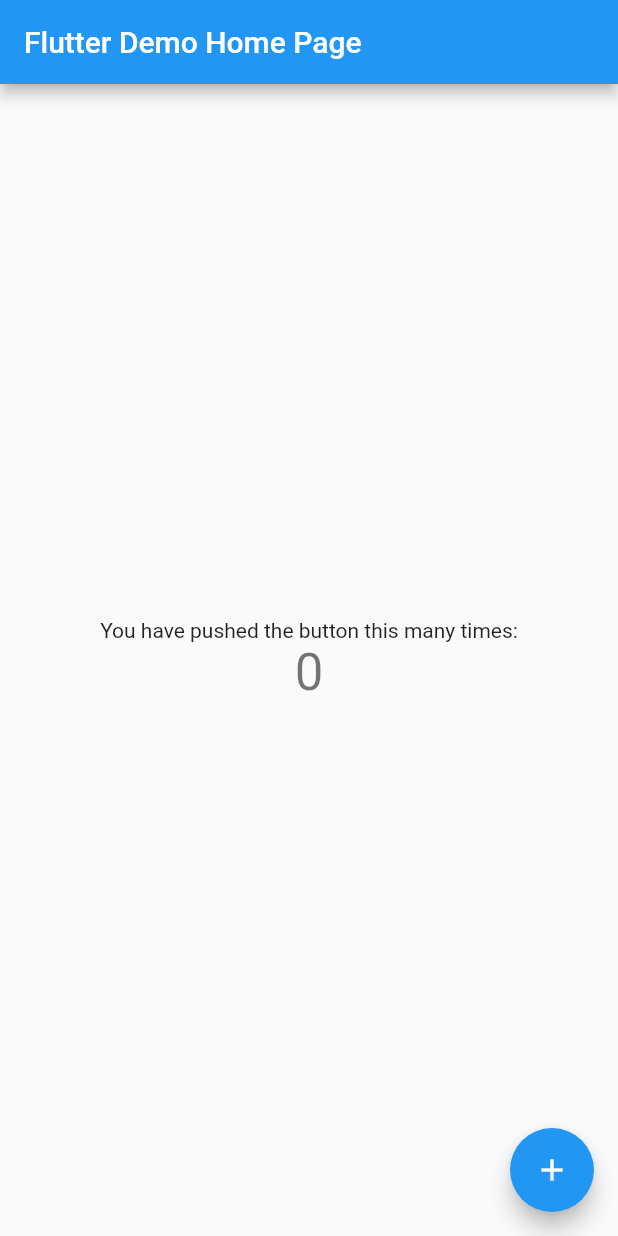
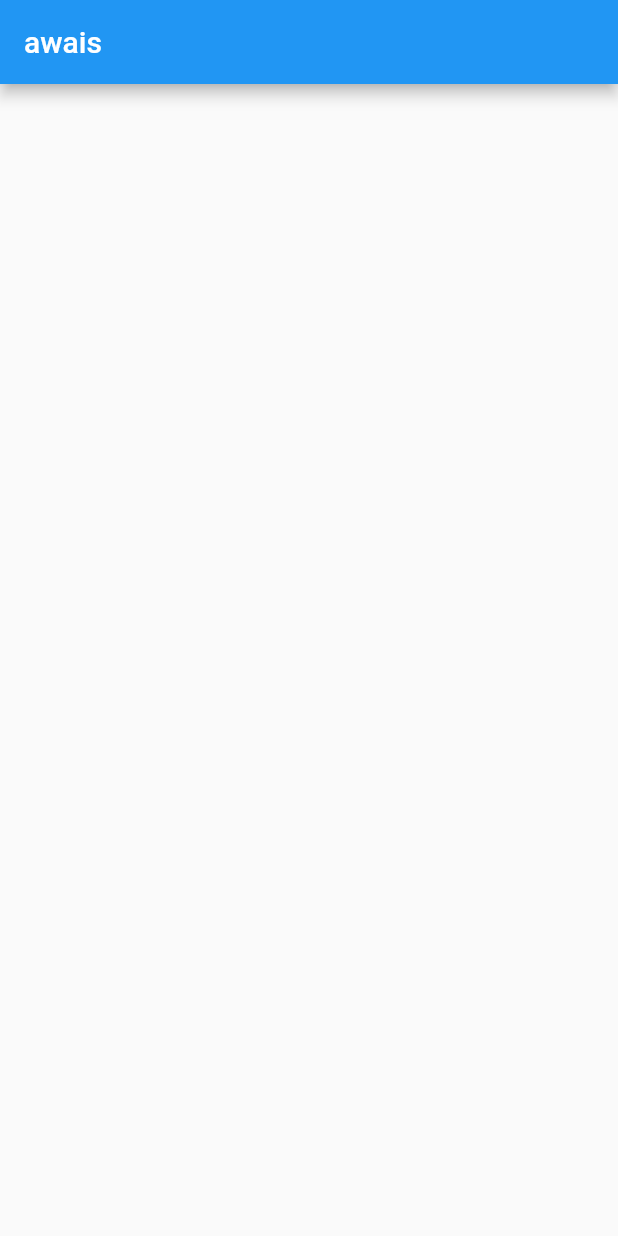
Before and after one commit to muhammadawaisyaseen/flutter_testing, a Flutter app: the screen it shows after launch, on a phone screen of 412 x 824 dp. Run offline on Flutter 3.47's test engine with Material 2 defaults, Android fonts, the phone set to English and light mode, and no system bars.

Commit message:
home screen update

```diff
--- a/lib/main.dart
+++ b/lib/main.dart
@@ -1,4 +1,6 @@
 import 'package:flutter/material.dart';
+
+import 'screen/home_screen.dart';
 
 void main() {
   runApp(const MyApp());
@@ -13,18 +15,9 @@ class MyApp extends StatelessWidget {
     return MaterialApp(
       title: 'Flutter Demo',
       theme: ThemeData(
-        // This is the theme of your application.
-        //
-        // Try running your application with "flutter run". You'll see the
-        // application has a blue toolbar. Then, without quitting the app, try
-        // changing the primarySwatch below to Colors.green and then invoke
-        // "hot reload" (press "r" in the console where you ran "flutter run",
-        // or simply save your changes to "hot reload" in a Flutter IDE).
-        // Notice that the counter didn't reset back to zero; the application
-        // is not restarted.
         primarySwatch: Colors.blue,
       ),
-      home: const MyHomePage(title: 'Flutter Demo Home Page'),
+      home: HomeScreen(),
     );
   }
 }
--- /dev/null
+++ b/lib/screen/home_screen.dart
@@ -0,0 +1,12 @@
+import 'package:flutter/material.dart';
+
+class HomeScreen extends StatelessWidget {
+  const HomeScreen({super.key});
+
+  @override
+  Widget build(BuildContext context) {
+    return Scaffold(
+      appBar: AppBar(title: Text('awais')),
+    );
+  }
+}
```
